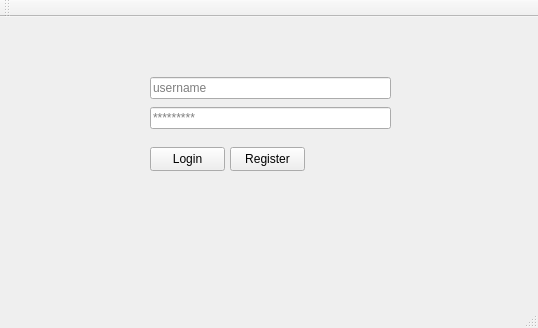
MohamadAminA/Cinema, file mainwindow.ui: the form before one commit.
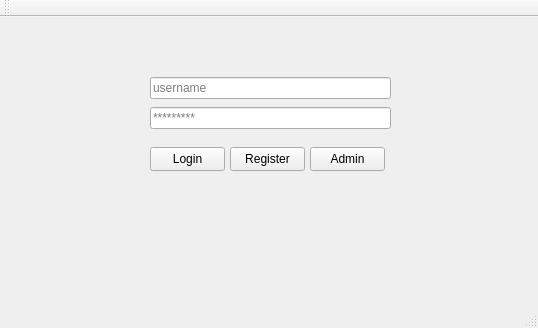
The form after the commit.

Commit message:
Fix and update admin_login form
Convert admin_login to QDialog form
Use database instead of file

Diff of the .ui file:
```diff
--- a/mainwindow.ui
+++ b/mainwindow.ui
@@ -69,6 +69,19 @@
      <string>Register</string>
     </property>
    </widget>
+   <widget class="QPushButton" name="adminBtn">
+    <property name="geometry">
+     <rect>
+      <x>310</x>
+      <y>130</y>
+      <width>75</width>
+      <height>24</height>
+     </rect>
+    </property>
+    <property name="text">
+     <string>Admin</string>
+    </property>
+   </widget>
   </widget>
   <widget class="QMenuBar" name="menuBar">
    <property name="geometry">
```
The commit also changes 5 other files.
